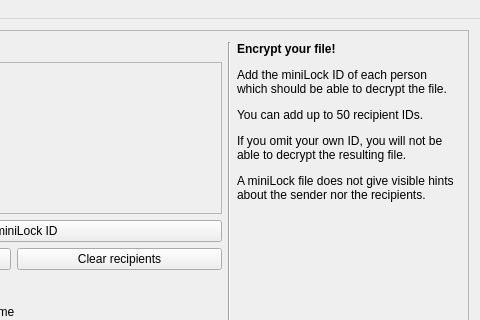
Before: the Qt Designer form src/gui/qt-widgets/mlock-gui/mlockmainwindow.ui in andre-simon/mikrolock, drawn with Qt 5; both pictures show x 217 to 697 and y 0 to 320 of the 697 by 474 pixel window.
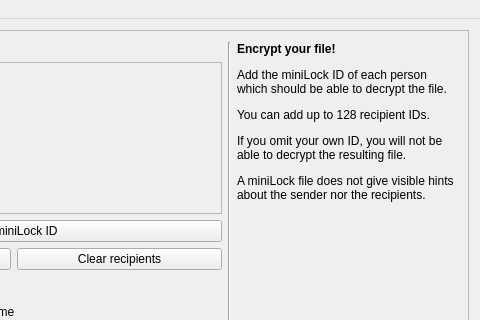
After: the same form once the commit is applied. The open tabs and pages were chosen to show the change. Icons and pictures are not drawn.

```diff
--- a/src/gui/qt-widgets/mlock-gui/mlockmainwindow.ui
+++ b/src/gui/qt-widgets/mlock-gui/mlockmainwindow.ui
@@ -747,7 +747,7 @@
              </size>
             </property>
             <property name="text">
-             <string>&lt;html&gt;&lt;head/&gt;&lt;body&gt;&lt;p&gt;&lt;span style=&quot; font-weight:600;&quot;&gt;Encrypt your file!&lt;/span&gt;&lt;/p&gt;&lt;p&gt;Add the miniLock ID of each person which should be able to decrypt the file.&lt;/p&gt;&lt;p&gt;You can add up to 50 recipient IDs.&lt;/p&gt;&lt;p&gt;If you omit your own ID, you will not be able to decrypt the resulting file.&lt;/p&gt;&lt;p&gt;A miniLock file does not give visible hints about the sender nor the recipients.&lt;/p&gt;&lt;/body&gt;&lt;/html&gt;</string>
+             <string>&lt;html&gt;&lt;head/&gt;&lt;body&gt;&lt;p&gt;&lt;span style=&quot; font-weight:600;&quot;&gt;Encrypt your file!&lt;/span&gt;&lt;/p&gt;&lt;p&gt;Add the miniLock ID of each person which should be able to decrypt the file.&lt;/p&gt;&lt;p&gt;You can add up to 128 recipient IDs.&lt;/p&gt;&lt;p&gt;If you omit your own ID, you will not be able to decrypt the resulting file.&lt;/p&gt;&lt;p&gt;A miniLock file does not give visible hints about the sender nor the recipients.&lt;/p&gt;&lt;/body&gt;&lt;/html&gt;</string>
             </property>
             <property name="wordWrap">
              <bool>true</bool>
```
Left out of the diff: 4 changed lines with no effect on the pictures.
